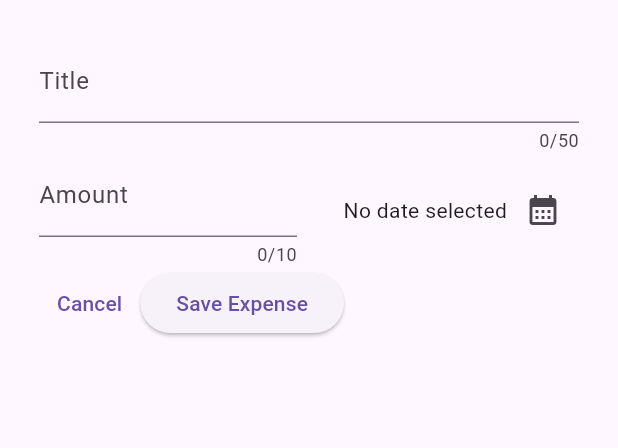
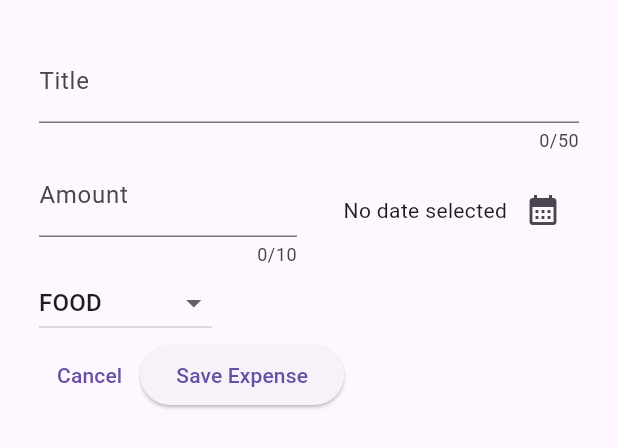
Before and after one commit to AlbertoJTD/Spendox, a Flutter app: the NewExpense widget shown alone on an empty page, opened directly, on a phone screen of 412 x 824 dp. Shown: the top 448 px of the screen. Run offline on Flutter 3.47's test engine with Material 3 defaults, Android fonts, the light colour scheme and no system bars.

Commit message:
Add dropdown button

```diff
--- a/lib/widgets/expenses/new_expense.dart
+++ b/lib/widgets/expenses/new_expense.dart
@@ -16,6 +16,7 @@ class _NewExpenseState extends State<NewExpense> {
   final _titleController = TextEditingController();
   final _amountController = TextEditingController();
   DateTime? _selectedDate;
+  Category _selectedCategory = Category.food;
 
   void _presentDatePicker() async {
     final initialDate = DateTime.now();
@@ -95,6 +96,27 @@ class _NewExpenseState extends State<NewExpense> {
 
           Row(
             children: [
+              DropdownButton(
+                value: _selectedCategory,
+                items: Category.values.map((category) =>
+                  DropdownMenuItem(
+                    value: category,
+                    child: Text(category.name.toUpperCase()),
+                  )
+                ).toList(),
+                onChanged: (value) {
+                  if (value == null) return;
+
+                  setState(() {
+                    _selectedCategory = value;
+                  });
+                }
+              ),
+            ],
+          ),
+
+          Row(
+            children: [
               TextButton(
                 onPressed: () {
                   Navigator.pop(context);
```
